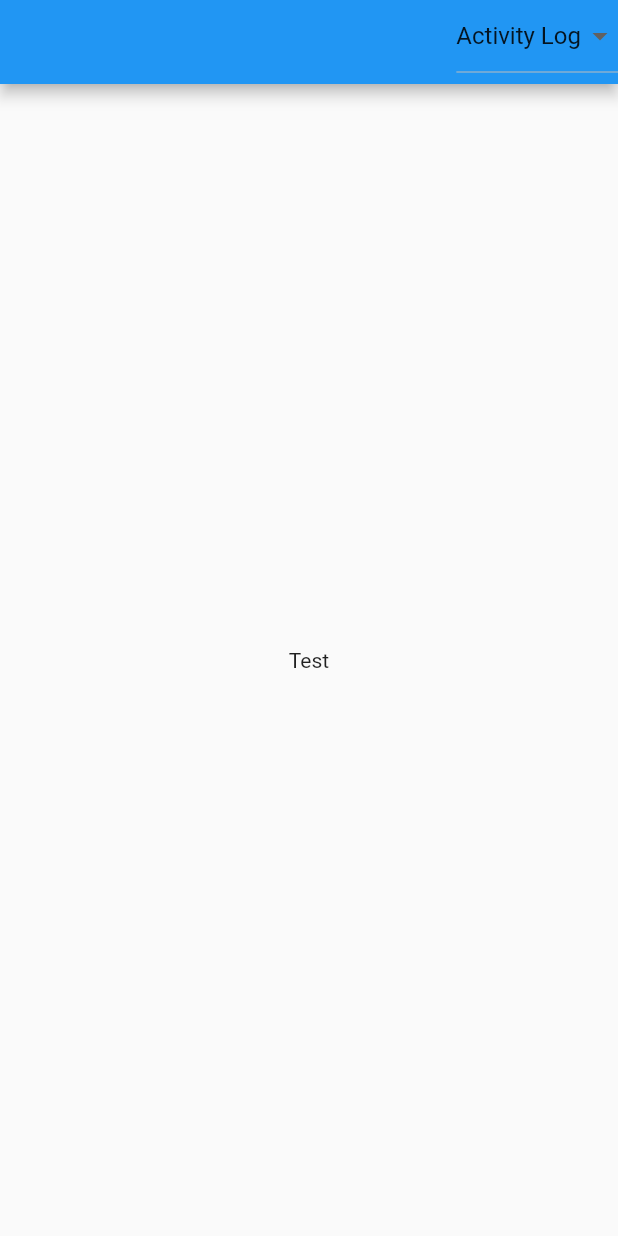
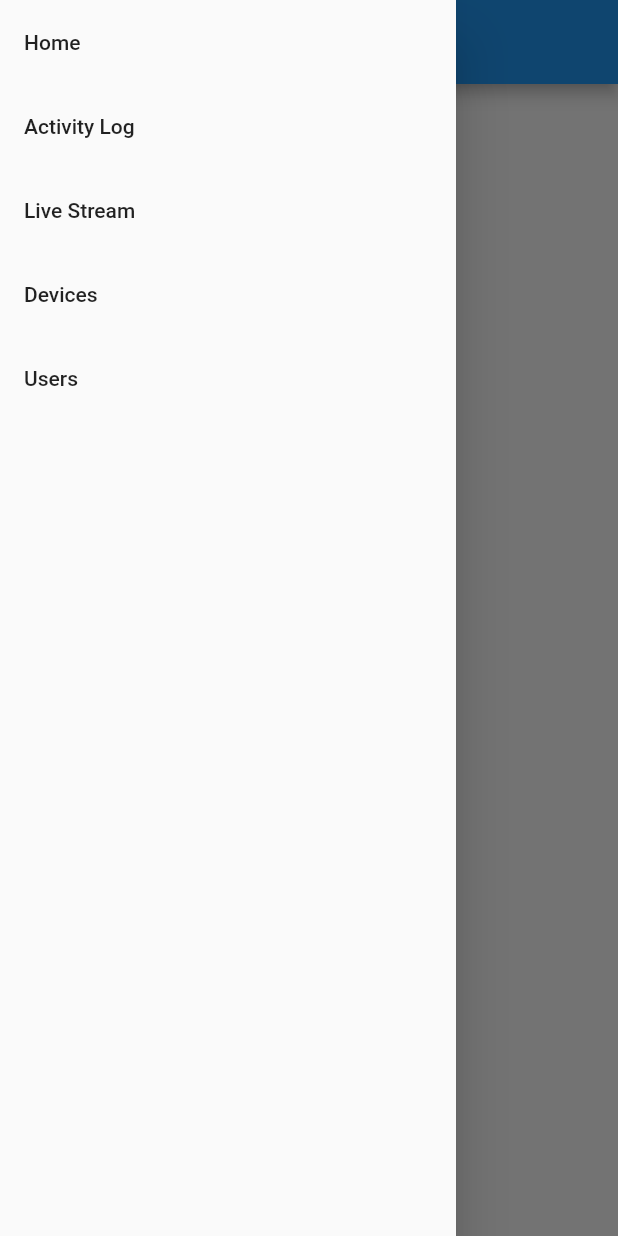
Before and after one commit to firasharb/rang_3, a Flutter app: the screen it shows after launch, with the side drawer open (before the commit the screen has no drawer), on a phone screen of 412 x 824 dp. Run offline on Flutter 3.47's test engine with Material 2 defaults, Android fonts, the phone set to English and light mode, and no system bars.

Commit message:
Replaced main.dart -- removed constant.dart'

```diff
--- a/rang/lib/Constants.dart
+++ /dev/null
@@ -1,15 +0,0 @@
-class Constants{
-  static const String Activity = "Activity Log";
-  static const String Stream = "Live Stream";
-  static const String Devices = "Devices";
-  static const String Users = "Users";
-  static const String SignOut = "Sign Out";
-
-  static const List<String> menu = <String>[
-    Activity,
-    Stream,
-    Devices,
-    Users,
-    SignOut
-];
-}
--- a/rang/lib/main.dart
+++ b/rang/lib/main.dart
@@ -1,52 +1,140 @@
 import 'package:flutter/material.dart';
-
-import 'Constants.dart';
 
 void main() => runApp(MyApp());
 
-class MyApp extends StatelessWidget {
+class MyApp extends StatefulWidget {
+  @override
+  _MyAppState createState() => _MyAppState();
+}
+
+class _MyAppState extends State<MyApp> {
+
+  Widget mainWidget = Home();
 
   @override
   Widget build(BuildContext context) {
     return MaterialApp(
-      home: Scaffold(
+      home: Builder(
+        builder: (context) =>
+        Scaffold(
         appBar: AppBar(
-          actions: <Widget>[Menu()],
         ),
-        body: Center(
-          child: Text("Test"),
+        drawer: Drawer(
+          child: ListView(
+            padding: EdgeInsets.zero,
+            children: <Widget>[
+              ListTile(
+                title: Text('Home'),
+                onTap: () {
+                  setState(() {
+                    mainWidget = Home();
+                  });
+                  Navigator.pop(context);
+                },
+              ),
+              ListTile(
+                title: Text('Activity Log'),
+                onTap: () {
+                  setState(() {
+                    mainWidget = ActivityLog();
+                  });
+                  Navigator.pop(context);
+                },
+              ),
+              ListTile(
+                title: Text('Live Stream'),
+                onTap: () {
+                  setState(() {
+                    mainWidget = LiveStream();
+                  });
+                  Navigator.pop(context);
+                },
+              ),
+              ListTile(
+                title: Text('Devices'),
+                onTap: () {
+                  setState(() {
+                    mainWidget = Devices();
+                  });
+                  Navigator.pop(context);
+                },
+              ),
+              ListTile(
+                title: Text('Users'),
+                onTap: () {
+                  setState(() {
+                    mainWidget = Users();
+                  });
+                  Navigator.pop(context);
+                },
+              ),
+            ],
+          ),
         ),
+        body: mainWidget,
+      ),
       ),
       debugShowCheckedModeBanner: false,
     );
   }
 }
 
-class Menu extends StatefulWidget{
-  Menu():super();
-  @override
-  _MenuState createState() => _MenuState();
-}
-
-class _MenuState extends State<Menu> {
-  String dropdownValue = "Activity Log";
+class Home extends StatelessWidget {
 
   @override
   Widget build(BuildContext context) {
-    return DropdownButton<String>(
-      value: dropdownValue,
-      onChanged: (String newValue) {
-        setState(() {
-          dropdownValue = newValue;
-        });
-      },
-      items: Constants.menu.map<DropdownMenuItem<String>>((String value) {
-        return DropdownMenuItem<String>(
-          value: value,
-          child: Text(value),
-        );
-      })
-          .toList(),
+    return Scaffold(
+        body: Center(
+          child: Text("Home Page"),
+        ),
+      );
+  }
+}
+
+class ActivityLog extends StatelessWidget {
+
+  @override
+  Widget build(BuildContext context) {
+    return Scaffold(
+        body: Center(
+          child: Text("Activity Log"),
+        ),
     );
   }
 }
+
+class LiveStream extends StatelessWidget {
+
+  @override
+  Widget build(BuildContext context) {
+    return Scaffold(
+        body: Center(
+          child: Text("Live Stream"),
+        ),
+    );
+  }
+}
+
+class Devices extends StatelessWidget {
+
+  @override
+  Widget build(BuildContext context) {
+    return Scaffold(
+          body: Center(
+            child: Text("Devices"),
+          ),
+    );
+  }
+}
+
+class Users extends StatelessWidget {
+
+  @override
+  Widget build(BuildContext context) {
+    return Scaffold(
+        body: Center(
+          child: Text("Users"),
+        ),
+    );
+  }
+}
```
